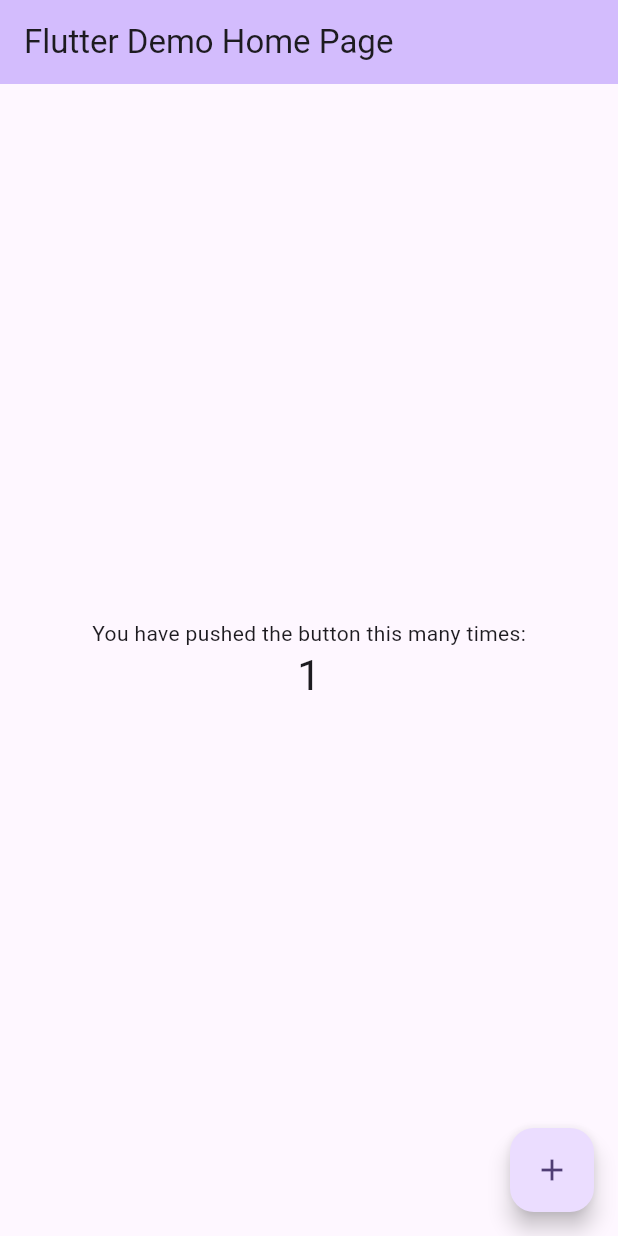
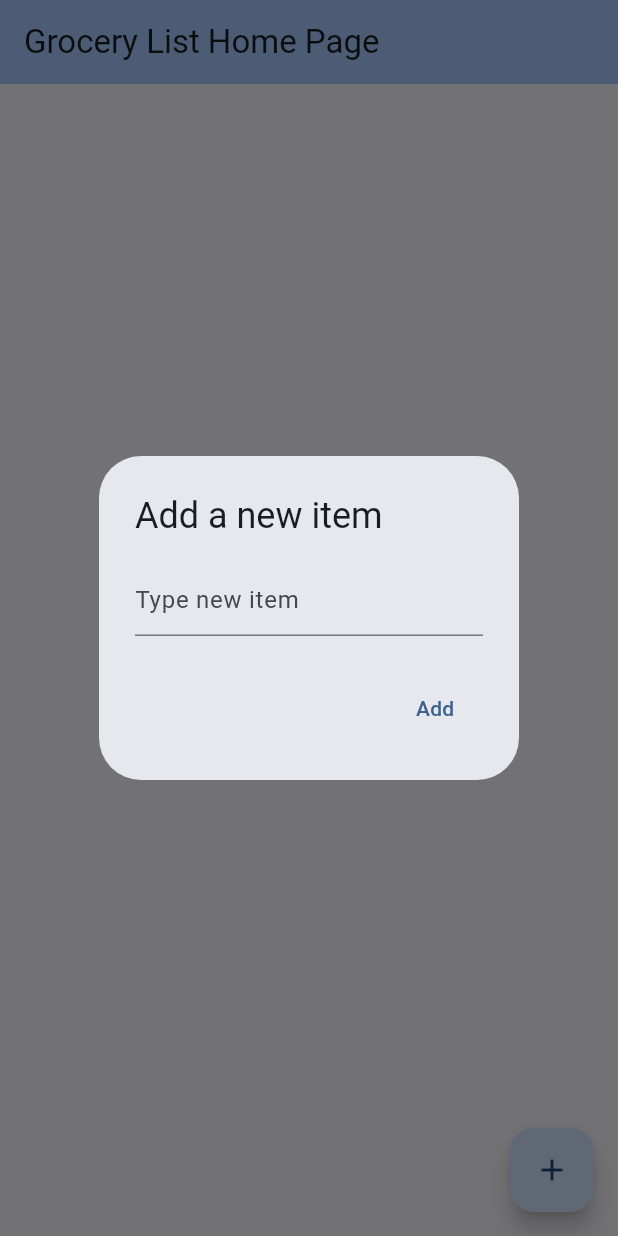
Before and after one commit to trev191/GroceryList, a Flutter app: the screen it shows after launch, after a tap on the "add" icon, on a phone screen of 412 x 824 dp. Run offline on Flutter 3.47's test engine with Material 3 defaults, Android fonts, the phone set to English and light mode, and no system bars.

Commit message:
Separate boilerplate code out of main and create basic functionality for adding new item

```diff
--- /dev/null
+++ b/grocery_list/lib/grocery_list_widget/grocery_list.dart
@@ -0,0 +1,84 @@
+import 'package:flutter/material.dart';
+
+class GroceryListApp extends StatelessWidget {
+  const GroceryListApp({super.key});
+
+  @override
+  Widget build(BuildContext context) {
+    return MaterialApp(
+      title: 'Grocery List',
+      theme: ThemeData(
+        colorScheme: ColorScheme.fromSeed(seedColor: Color.fromARGB(255, 85, 93, 107)),
+        useMaterial3: true,
+      ),
+      home: const GroceryListHomePage(title: 'Grocery List Home Page'),
+    );
+  }
+}
+
+class GroceryListHomePage extends StatefulWidget {
+  const GroceryListHomePage({super.key, required this.title});
+  final String title;
+
+  @override
+  State<StatefulWidget> createState() => _GroceryListState();
+}
+
+class _GroceryListState extends State<GroceryListHomePage> {
+  final TextEditingController _textFieldController = TextEditingController();
+  final List<String> _items = <String>[];
+
+  void _addItem(String item) {
+    setState(() {
+      _items.add(item);
+    });
+    _textFieldController.clear();
+  }
+
+  Future<void> _displayAddItemDialog() async {
+    return showDialog(
+      context: context,
+      barrierDismissible: false,
+      builder: (BuildContext context) {
+        return AlertDialog(
+          title: const Text('Add a new item'),
+          content: TextField(
+            controller: _textFieldController,
+            decoration: const InputDecoration(hintText: 'Type new item'),
+          ),
+          actions: <Widget>[
+            TextButton(
+              child: const Text('Add'),
+              onPressed: () {
+                Navigator.of(context).pop();
+                _addItem(_textFieldController.text);
+              },
+            ),
+          ],
+        );
+      });
+  }
+
+  @override
+  Widget build(BuildContext context) {
+    return Scaffold(
+      appBar: AppBar(
+        backgroundColor: Theme.of(context).colorScheme.inversePrimary,
+        title: Text(widget.title),
+      ),
+      body: ListView(
+        padding: const EdgeInsets.symmetric(vertical: 8.0),
+        children: _items.map((String item) {
+          return Text(
+            item
+          );
+        }).toList(),
+      ),
+      floatingActionButton: FloatingActionButton(
+        onPressed: () => _displayAddItemDialog(),
+        tooltip: 'Add item',
+        child: const Icon(Icons.add),
+      ),
+    );
+  }
+}
--- a/grocery_list/lib/main.dart
+++ b/grocery_list/lib/main.dart
@@ -1,125 +1,6 @@
 import 'package:flutter/material.dart';
+import 'package:grocery_list/grocery_list_widget/grocery_list.dart';
 
 void main() {
-  runApp(const MyApp());
+  runApp(const GroceryListApp());
 }
-
-class MyApp extends StatelessWidget {
-  const MyApp({super.key});
-
-  // This widget is the root of your application.
-  @override
-  Widget build(BuildContext context) {
-    return MaterialApp(
-      title: 'Flutter Demo',
-      theme: ThemeData(
-        // This is the theme of your application.
-        //
-        // TRY THIS: Try running your application with "flutter run". You'll see
-        // the application has a purple toolbar. Then, without quitting the app,
-        // try changing the seedColor in the colorScheme below to Colors.green
-        // and then invoke "hot reload" (save your changes or press the "hot
-        // reload" button in a Flutter-supported IDE, or press "r" if you used
-        // the command line to start the app).
-        //
-        // Notice that the counter didn't reset back to zero; the application
-        // state is not lost during the reload. To reset the state, use hot
-        // restart instead.
-        //
-        // This works for code too, not just values: Most code changes can be
-        // tested with just a hot reload.
-        colorScheme: ColorScheme.fromSeed(seedColor: Colors.deepPurple),
-        useMaterial3: true,
-      ),
-      home: const MyHomePage(title: 'Flutter Demo Home Page'),
-    );
-  }
-}
-
-class MyHomePage extends StatefulWidget {
-  const MyHomePage({super.key, required this.title});
-
-  // This widget is the home page of your application. It is stateful, meaning
-  // that it has a State object (defined below) that contains fields that affect
-  // how it looks.
-
-  // This class is the configuration for the state. It holds the values (in this
-  // case the title) provided by the parent (in this case the App widget) and
-  // used by the build method of the State. Fields in a Widget subclass are
-  // always marked "final".
-
-  final String title;
-
-  @override
-  State<MyHomePage> createState() => _MyHomePageState();
-}
-
-class _MyHomePageState extends State<MyHomePage> {
-  int _counter = 0;
-
-  void _incrementCounter() {
-    setState(() {
-      // This call to setState tells the Flutter framework that something has
-      // changed in this State, which causes it to rerun the build method below
-      // so that the display can reflect the updated values. If we changed
-      // _counter without calling setState(), then the build method would not be
-      // called again, and so nothing would appear to happen.
-      _counter++;
-    });
-  }
-
-  @override
-  Widget build(BuildContext context) {
-    // This method is rerun every time setState is called, for instance as done
-    // by the _incrementCounter method above.
-    //
-    // The Flutter framework has been optimized to make rerunning build methods
-    // fast, so that you can just rebuild anything that needs updating rather
-    // than having to individually change instances of widgets.
-    return Scaffold(
-      appBar: AppBar(
-        // TRY THIS: Try changing the color here to a specific color (to
-        // Colors.amber, perhaps?) and trigger a hot reload to see the AppBar
-        // change color while the other colors stay the same.
-        backgroundColor: Theme.of(context).colorScheme.inversePrimary,
-        // Here we take the value from the MyHomePage object that was created by
-        // the App.build method, and use it to set our appbar title.
-        title: Text(widget.title),
-      ),
-      body: Center(
-        // Center is a layout widget. It takes a single child and positions it
-        // in the middle of the parent.
-        child: Column(
-          // Column is also a layout widget. It takes a list of children and
-          // arranges them vertically. By default, it sizes itself to fit its
-          // children horizontally, and tries to be as tall as its parent.
-          //
-          // Column has various properties to control how it sizes itself and
-          // how it positions its children. Here we use mainAxisAlignment to
-          // center the children vertically; the main axis here is the vertical
-          // axis because Columns are vertical (the cross axis would be
-          // horizontal).
-          //
-          // TRY THIS: Invoke "debug painting" (choose the "Toggle Debug Paint"
-          // action in the IDE, or press "p" in the console), to see the
-          // wireframe for each widget.
-          mainAxisAlignment: MainAxisAlignment.center,
-          children: <Widget>[
-            const Text(
-              'You have pushed the button this many times:',
-            ),
-            Text(
-              '$_counter',
-              style: Theme.of(context).textTheme.headlineMedium,
-            ),
-          ],
-        ),
-      ),
-      floatingActionButton: FloatingActionButton(
-        onPressed: _incrementCounter,
-        tooltip: 'Increment',
-        child: const Icon(Icons.add),
-      ), // This trailing comma makes auto-formatting nicer for build methods.
-    );
-  }
-}
--- a/grocery_list/pubspec.yaml
+++ b/grocery_list/pubspec.yaml
@@ -1,5 +1,5 @@
 name: grocery_list
-description: "A new Flutter project."
+description: "A CRUD app for grocery list items."
 # The following line prevents the package from being accidentally published to
 # pub.dev using `flutter pub publish`. This is preferred for private packages.
 publish_to: 'none' # Remove this line if you wish to publish to pub.dev
@@ -30,6 +30,7 @@ environment:
 dependencies:
   flutter:
     sdk: flutter
+  bloc: ^8.1.4
 
 
   # The following adds the Cupertino Icons font to your application.
```
